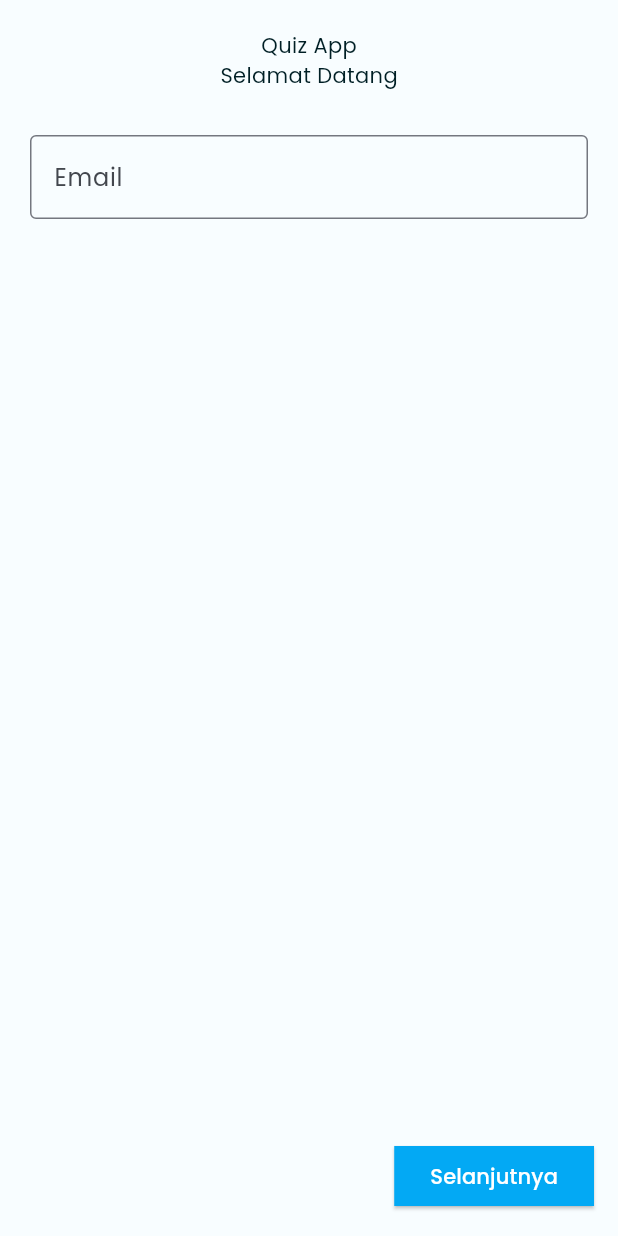
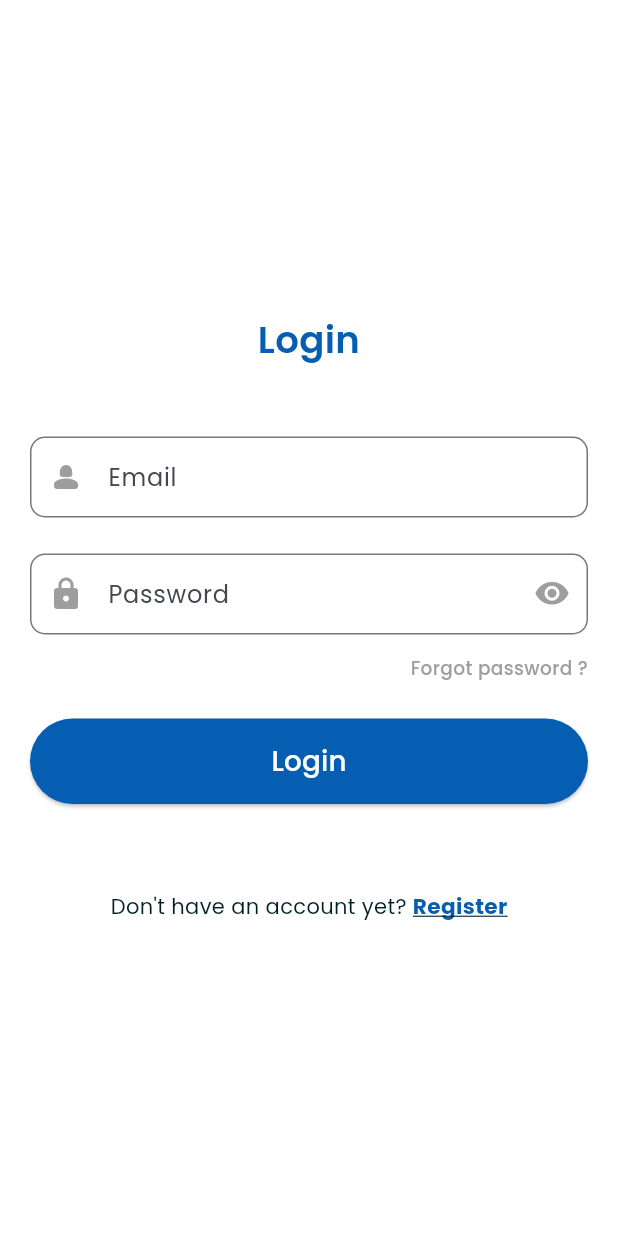
Before and after one commit to unustudents/simple-quiz, a Flutter app: the screen it shows after launch, on a phone screen of 412 x 824 dp. Run offline on Flutter 3.47's test engine with Material 3 defaults, Android fonts, the phone set to English and light mode, and no system bars; our stand-ins replace get.

Commit message:
edit : sign in page

```diff
--- a/lib/app/modules/signin/controllers/signin_controller.dart
+++ b/lib/app/modules/signin/controllers/signin_controller.dart
@@ -1,23 +1,10 @@
+import 'package:flutter/material.dart';
 import 'package:get/get.dart';
 
 class SigninController extends GetxController {
-  //TODO: Implement SigninController
+  final formkey = GlobalKey<FormState>();
+  final visibil = true.obs;
 
-  final count = 0.obs;
-  @override
-  void onInit() {
-    super.onInit();
-  }
-
-  @override
-  void onReady() {
-    super.onReady();
-  }
-
-  @override
-  void onClose() {
-    super.onClose();
-  }
-
-  void increment() => count.value++;
+  final emailC = TextEditingController();
+  final passC = TextEditingController();
 }
--- a/lib/app/modules/signin/views/signin_view.dart
+++ b/lib/app/modules/signin/views/signin_view.dart
@@ -1,6 +1,10 @@
 import 'package:flutter/material.dart';
 
 import 'package:get/get.dart';
+import 'package:simple_quiz/app/data/constant/colors.dart';
+import 'package:simple_quiz/app/data/core/extentions.dart';
+import 'package:simple_quiz/app/data/widgets/form.dart';
+import 'package:simple_quiz/app/modules/home/views/home_view.dart';
 
 import '../controllers/signin_controller.dart';
 
@@ -9,24 +13,113 @@ class SigninView extends GetView<SigninController> {
   @override
   Widget build(BuildContext context) {
     return Scaffold(
+      backgroundColor: Colors.white,
       body: SafeArea(
+        child: Center(
+          child: Form(
+            key: controller.formkey,
             child: ListView(
+              shrinkWrap: true,
               padding: const EdgeInsets.all(20),
               children: [
-            const Column(
+                Text(
+                  'Login',
+                  style: TextStyle(
+                    color: AppColors.biruTua,
+                    fontSize: 24.0.sp,
+                    fontWeight: FontWeight.w600,
+                  ),
+                  textAlign: TextAlign.center,
+                ),
+                const SizedBox(height: 47),
+                Formulir.formEmail(ctr: controller.emailC),
+                const SizedBox(height: 24),
+                Obx(() => Formulir.formPass(
+                      ctr: controller.passC,
+                      visibil: controller.visibil.value,
+                      onPres: () {
+                        controller.visibil.toggle();
+                      },
+                    )),
+                const SizedBox(height: 14),
+                Row(
+                  mainAxisAlignment: MainAxisAlignment.end,
                   children: [
-                Text('Quiz App'),
-                Text('Selamat Datang'),
-                SizedBox(height: 30),
+                    GestureDetector(
+                      onTap: () {},
+                      child: Text(
+                        'Forgot password ?',
+                        style: TextStyle(
+                          color: Colors.grey.shade500,
+                          fontSize: 12.0.sp,
+                          fontWeight: FontWeight.w500,
+                        ),
+                      ),
+                    ),
                   ],
                 ),
-            TextFormField(
+                const SizedBox(height: 24),
+                ElevatedButton(
+                  onPressed: () {
+                    print(controller.emailC.text.toString());
+                    if (controller.formkey.currentState!.validate()) {
+                      Get.to(const HomeView());
+                    }
+                  },
+                  style: ElevatedButton.styleFrom(
+                    backgroundColor: AppColors.biruTua,
+                    foregroundColor: Colors.white,
+                    padding: const EdgeInsets.symmetric(vertical: 15),
+                  ),
+                  child: Text(
+                    'Login',
+                    style: TextStyle(
+                        fontSize: 18.0.sp, fontWeight: FontWeight.w500),
+                  ),
+                ),
+                const SizedBox(height: 58),
+                Row(
+                  mainAxisAlignment: MainAxisAlignment.center,
+                  children: [
+                    const Text("Don't have an account yet? "),
+                    GestureDetector(
+                      onTap: () {},
+                      child: Text(
+                        'Register',
+                        style: TextStyle(
+                            color: AppColors.biruTua,
+                            decoration: TextDecoration.underline,
+                            fontSize: 14.0.sp,
+                            fontWeight: FontWeight.bold),
+                      ),
+                    ),
+                  ],
+                ),
+              ],
+            ),
+          ),
+        ),
+      ),
+    );
+  }
+
+  TextFormField emailForm() {
+    return TextFormField(
       autovalidateMode: AutovalidateMode.onUserInteraction,
-              decoration: const InputDecoration(
+      decoration: InputDecoration(
         alignLabelWithHint: true,
         labelText: 'Email',
-                hintText: '....@gmail.com',
-                border: OutlineInputBorder(),
+        border: OutlineInputBorder(
+          borderRadius: BorderRadius.circular(10),
+          borderSide: BorderSide(
+            color: Colors.grey.shade500,
+          ),
+        ),
+        prefixIcon: Icon(
+          Icons.person_2_rounded,
+          color: Colors.grey.shade500,
+        ),
+        contentPadding: const EdgeInsets.symmetric(vertical: 15),
       ),
       keyboardType: TextInputType.emailAddress,
       validator: (value) {
@@ -38,20 +131,6 @@ class SigninView extends GetView<SigninController> {
         }
         return null;
       },
-            ),
-          ],
-        ),
-      ),
-      floatingActionButton: ElevatedButton(
-        style: ElevatedButton.styleFrom(
-            shape: const RoundedRectangleBorder(),
-            backgroundColor: Colors.lightBlue,
-            foregroundColor: Colors.white),
-        onPressed: () {
-          //
-        },
-        child: const Text('Selanjutnya'),
-      ),
     );
   }
 }
```
Lines whose indentation alone changed are shown as unchanged.
